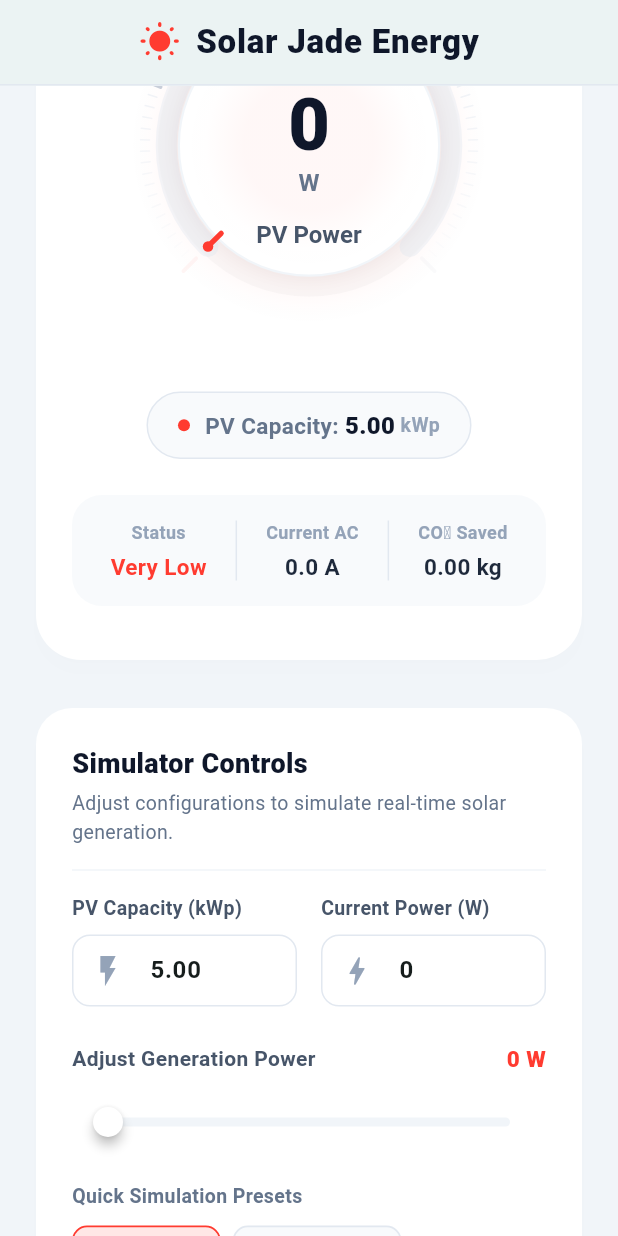
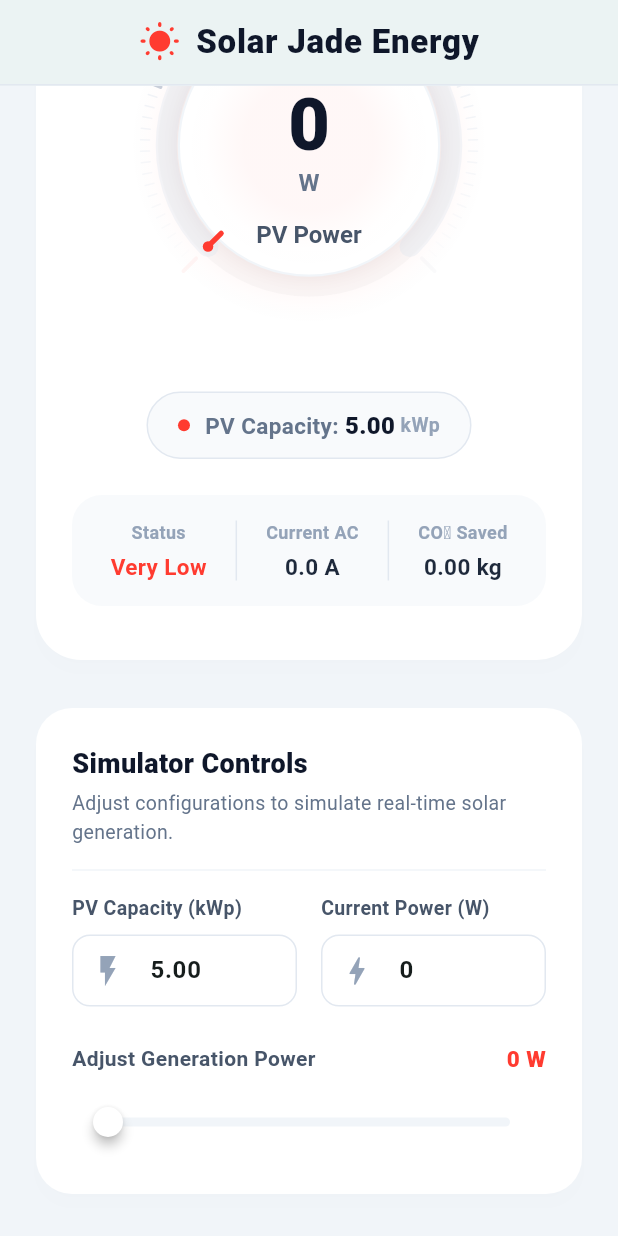
Before and after one commit to RukshanAmodya/Flutter-Gauge, a Flutter app: the screen it shows after launch, scrolled down 164 dp, on a phone screen of 412 x 824 dp. Run offline on Flutter 3.47's test engine with Material 3 defaults, Android fonts, the phone set to English and light mode, and no system bars.

Commit message:
Kw and W changed

```diff
--- a/lib/main.dart
+++ b/lib/main.dart
@@ -427,33 +427,7 @@ class _GaugeScreenState extends State<GaugeScreen> {
                           },
                         ),
                       ),
-                      const SizedBox(height: 16),
-                      // Presets Section
-                      const Text(
-                        'Quick Simulation Presets',
-                        style: TextStyle(
-                          fontSize: 13,
-                          fontWeight: FontWeight.bold,
-                          color: Color(0xFF64748B),
-                        ),
-                      ),
-                      const SizedBox(height: 10),
-                      Wrap(
-                        spacing: 8.0,
-                        runSpacing: 8.0,
-                        children: [
-                          _buildPresetChip(0.0, '0% (Empty)', activeColor),
-                          _buildPresetChip(
-                              maxPowerW * 0.15, '15% (Orange)', activeColor),
-                          _buildPresetChip(
-                              maxPowerW * 0.40, '40% (Yellow)', activeColor),
-                          _buildPresetChip(
-                              maxPowerW * 0.60, '60% (Green)', activeColor),
-                          _buildPresetChip(
-                              maxPowerW * 0.90, '90% (Teal)', activeColor),
-                          _buildPresetChip(maxPowerW, '100% (Max)', activeColor),
-                        ],
-                      ),
+
                     ],
                   ),
                 ),
@@ -489,43 +463,7 @@ class _GaugeScreenState extends State<GaugeScreen> {
     );
   }
 
-  Widget _buildPresetChip(double value, String label, Color highlightColor) {
-    final maxPowerW = _capacityKWp * 1000.0;
-    final bool isSelected = _currentPowerW.toStringAsFixed(0) ==
-        value.clamp(0.0, maxPowerW).toStringAsFixed(0);
 
-    return InkWell(
-      onTap: () {
-        setState(() {
-          _currentPowerW = value;
-          _powerController.text = value.toStringAsFixed(0);
-        });
-      },
-      borderRadius: BorderRadius.circular(10),
-      child: AnimatedContainer(
-        duration: const Duration(milliseconds: 250),
-        padding: const EdgeInsets.symmetric(horizontal: 14, vertical: 8),
-        decoration: BoxDecoration(
-          color: isSelected
-              ? highlightColor.withOpacity(0.12)
-              : const Color(0xFFF8FAFC),
-          borderRadius: BorderRadius.circular(10),
-          border: Border.all(
-            color: isSelected ? highlightColor : const Color(0xFFE2E8F0),
-            width: 1.2,
-          ),
-        ),
-        child: Text(
-          label,
-          style: TextStyle(
-            fontSize: 13,
-            fontWeight: FontWeight.bold,
-            color: isSelected ? highlightColor : const Color(0xFF475569),
-          ),
-        ),
-      ),
-    );
-  }
 }
 
 class SolarGaugePainter extends CustomPainter {
@@ -714,13 +652,19 @@ class SolarGaugePainter extends CustomPainter {
       ..style = PaintingStyle.fill;
     canvas.drawCircle(needleEnd, 3.5, needleTipPaint);
 
-    // 7. Draw central texts inside the gauge (0, W, PV Power)
-    // - Current value text ("0" or actual power)
+    // 7. Draw central texts inside the gauge (Dynamic W / kW formatting)
+    final bool isKw = currentValue >= 1000.0;
+    final String displayValue = isKw
+        ? (currentValue / 1000.0).toStringAsFixed(2)
+        : currentValue.toStringAsFixed(0);
+    final String displayUnit = isKw ? 'kW' : 'W';
+
+    // - Current value text
     final valueSpan = TextSpan(
-      text: currentValue.toStringAsFixed(0),
+      text: displayValue,
       style: const TextStyle(
         fontSize: 48,
-        fontWeight: FontWeight.w900, // Thicker font weight for modern premium look
+        fontWeight: FontWeight.w900,
         color: Color(0xFF0F172A),
         height: 1.0,
       ),
@@ -736,9 +680,9 @@ class SolarGaugePainter extends CustomPainter {
       Offset(center.dx - valuePainter.width / 2, center.dy - 35),
     );
 
-    // - Unit text ("W")
+    // - Unit text
     final unitSpan = TextSpan(
-      text: 'W',
+      text: displayUnit,
       style: const TextStyle(
         fontSize: 16,
         fontWeight: FontWeight.w600,
```
